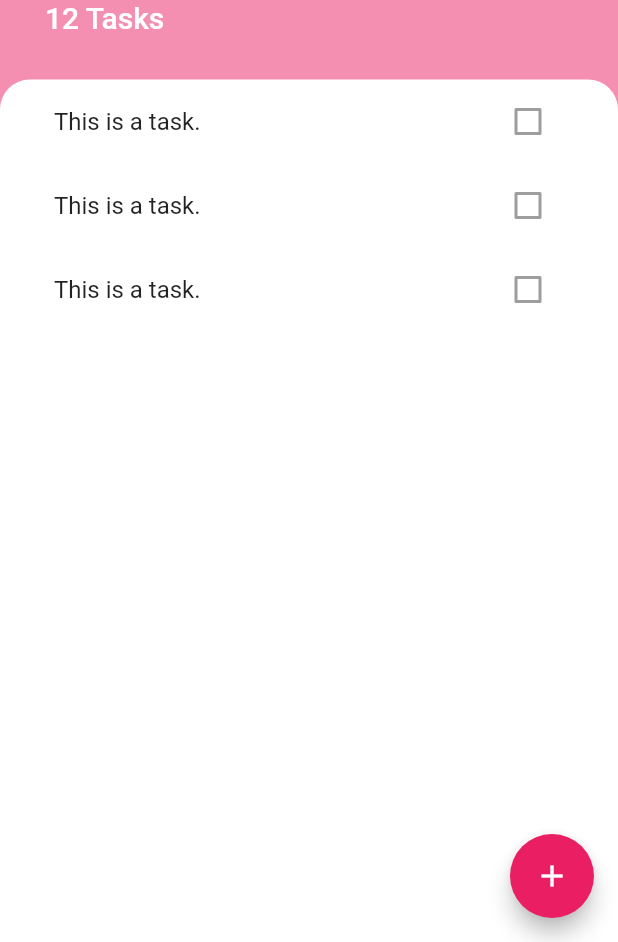
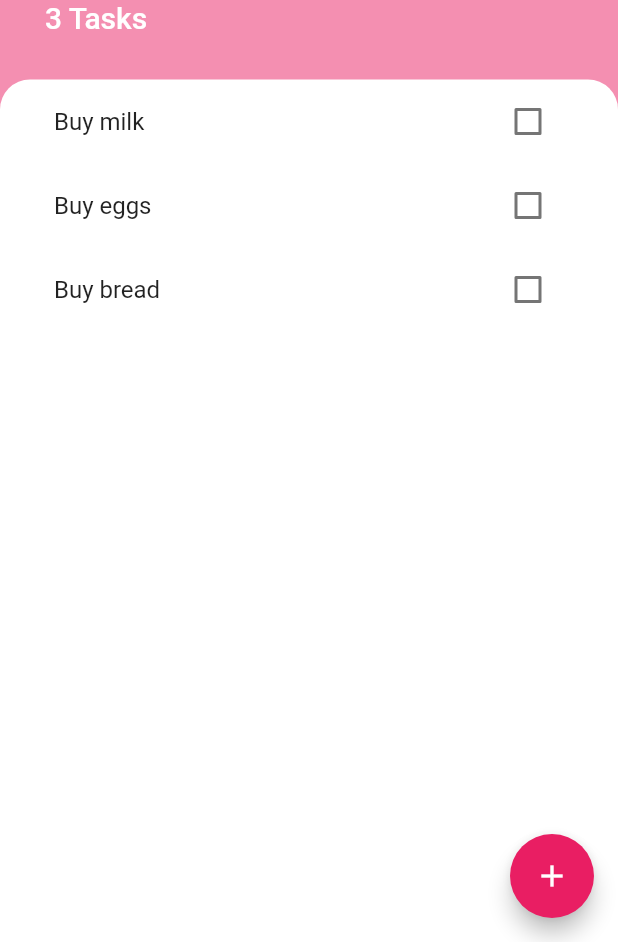
Before and after one commit to WinSiri/flutter_todoey, a Flutter app: the screen it shows after launch, on a phone screen of 412 x 824 dp, the part 294-1236 px from its top. Run offline on Flutter 3.47's test engine with Material 2 defaults, Android fonts, the phone set to English and light mode, and no system bars.

Commit message:
Complete project files

```diff
--- a/lib/main.dart
+++ b/lib/main.dart
@@ -1,5 +1,7 @@
 import 'package:flutter/material.dart';
+import 'package:provider/provider.dart';
 import 'package:flutter_todoey/screens/tasks_screen.dart';
+import 'package:flutter_todoey/models/task_data.dart';
 
 void main() => runApp(TodoeyApp());
 
@@ -7,13 +9,16 @@ class TodoeyApp extends StatelessWidget {
   // This widget is the root of your application.
   @override
   Widget build(BuildContext context) {
-    return MaterialApp(
+    return ChangeNotifierProvider(
+      create: (context) => TaskData(),
+      child: MaterialApp(
         theme: ThemeData(
             primarySwatch: Colors.pink,
             visualDensity: VisualDensity.adaptivePlatformDensity),
         darkTheme: ThemeData.dark()
             .copyWith(visualDensity: VisualDensity.adaptivePlatformDensity),
         home: TasksScreen(),
+      ),
     );
   }
 }
--- /dev/null
+++ b/lib/models/task.dart
@@ -0,0 +1,8 @@
+class Task {
+  final String title;
+  bool isDone;
+
+  Task({this.title, this.isDone = false});
+
+  void toggleDone() => isDone = !isDone;
+}
--- /dev/null
+++ b/lib/models/task_data.dart
@@ -0,0 +1,30 @@
+import 'dart:collection';
+
+import 'package:flutter/foundation.dart';
+import 'package:flutter_todoey/models/task.dart';
+
+class TaskData extends ChangeNotifier {
+  List<Task> _tasks = [
+    Task(title: 'Buy milk'),
+    Task(title: 'Buy eggs'),
+    Task(title: 'Buy bread'),
+  ];
+
+  UnmodifiableListView<Task> get tasks => UnmodifiableListView(_tasks);
+  int get taskCount => _tasks.length;
+
+  void addTask(String newTaskTitle) {
+    _tasks.add(Task(title: newTaskTitle));
+    notifyListeners();
+  }
+
+  void updateTask(Task task) {
+    task.toggleDone();
+    notifyListeners();
+  }
+
+  void deleteTask(Task task) {
+    _tasks.remove(task);
+    notifyListeners();
+  }
+}
--- a/lib/widgets/task_tile.dart
+++ b/lib/widgets/task_tile.dart
@@ -1,15 +1,30 @@
 import 'package:flutter/material.dart';
 
 class TaskTile extends StatelessWidget {
-  const TaskTile({
-    Key key,
-  }) : super(key: key);
+  final String tileTitle;
+  final bool isChecked;
+  final Function checkboxCallback;
+  final Function longPressCallback;
+
+  TaskTile(
+      {this.tileTitle,
+      this.isChecked,
+      this.checkboxCallback,
+      this.longPressCallback});
 
   @override
   Widget build(BuildContext context) {
     return ListTile(
-      title: Text("This is a task."),
-      trailing: Checkbox(value: false, onChanged: null),
+      title: Text(
+        tileTitle,
+        style: TextStyle(
+            decoration: isChecked ? TextDecoration.lineThrough : null),
+      ),
+      trailing: Checkbox(
+        value: isChecked,
+        onChanged: checkboxCallback,
+      ),
+      onLongPress: longPressCallback,
     );
   }
 }
--- a/lib/widgets/tasks_list.dart
+++ b/lib/widgets/tasks_list.dart
@@ -1,15 +1,28 @@
 import 'package:flutter/material.dart';
+import 'package:provider/provider.dart';
+import 'package:flutter_todoey/models/task_data.dart';
 import 'package:flutter_todoey/widgets/task_tile.dart';
 
 class TasksList extends StatelessWidget {
   @override
   Widget build(BuildContext context) {
-    return ListView(
-      children: [
-        TaskTile(),
-        TaskTile(),
-        TaskTile(),
-      ],
+    return Consumer<TaskData>(
+      builder: (context, taskData, _) => ListView.builder(
+        itemCount: taskData.taskCount,
+        itemBuilder: (context, index) {
+          var task = taskData.tasks[index];
+          return TaskTile(
+            tileTitle: task.title,
+            isChecked: task.isDone,
+            checkboxCallback: (bool newValue) {
+              taskData.updateTask(task);
+            },
+            longPressCallback: () {
+              taskData.deleteTask(task);
+            },
+          );
+        },
+      ),
     );
   }
 }
--- a/pubspec.yaml
+++ b/pubspec.yaml
@@ -28,6 +28,7 @@ dependencies:
   # The following adds the Cupertino Icons font to your application.
   # Use with the CupertinoIcons class for iOS style icons.
   cupertino_icons: ^1.0.0
+  provider: ^4.3.2+2
 
 dev_dependencies:
   flutter_test:
```
Also changed, not shown: lib/screens/add_task_screen.dart (added, +40 -0 lines), lib/screens/tasks_screen.dart (+15 -2 lines), pubspec.lock. Lines whose indentation alone changed are shown as unchanged.
